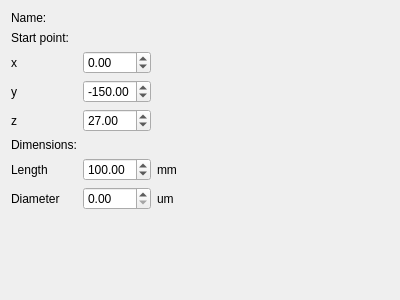
Before: the Qt Designer form ui_nerve_property_widget.ui in TheJRapp/PeriphNeuronStim, drawn with Qt 5.
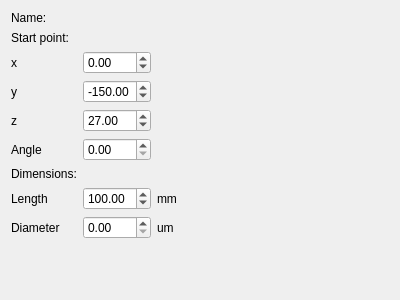
After: the same form once the commit is applied.

Commit message: added angle; added start button for simulation

Patch:
```diff
--- a/ui_nerve_property_widget.ui
+++ b/ui_nerve_property_widget.ui
@@ -14,6 +14,29 @@
    <string>Form</string>
   </property>
   <layout class="QGridLayout" name="gridLayout">
+   <item row="8" column="1">
+    <widget class="QDoubleSpinBox" name="diam_spin_box"/>
+   </item>
+   <item row="9" column="0">
+    <spacer name="verticalSpacer">
+     <property name="orientation">
+      <enum>Qt::Vertical</enum>
+     </property>
+     <property name="sizeHint" stdset="0">
+      <size>
+       <width>20</width>
+       <height>40</height>
+      </size>
+     </property>
+    </spacer>
+   </item>
+   <item row="8" column="2">
+    <widget class="QLabel" name="label_10">
+     <property name="text">
+      <string>um</string>
+     </property>
+    </widget>
+   </item>
    <item row="4" column="0">
     <widget class="QLabel" name="label_3">
      <property name="text">
@@ -21,10 +44,27 @@
      </property>
     </widget>
    </item>
-   <item row="5" column="0">
-    <widget class="QLabel" name="label_5">
+   <item row="2" column="1">
+    <widget class="QDoubleSpinBox" name="x_spin_box">
+     <property name="minimum">
+      <double>-500.000000000000000</double>
+     </property>
+     <property name="maximum">
+      <double>500.000000000000000</double>
+     </property>
+    </widget>
+   </item>
+   <item row="2" column="0">
+    <widget class="QLabel" name="label">
      <property name="text">
-      <string>Dimensions:</string>
+      <string>x</string>
+     </property>
+    </widget>
+   </item>
+   <item row="3" column="0">
+    <widget class="QLabel" name="label_2">
+     <property name="text">
+      <string>y</string>
      </property>
     </widget>
    </item>
@@ -38,20 +78,31 @@
      </property>
     </widget>
    </item>
-   <item row="7" column="0">
+   <item row="7" column="2">
+    <widget class="QLabel" name="label_9">
+     <property name="text">
+      <string>mm</string>
+     </property>
+    </widget>
+   </item>
+   <item row="8" column="0">
     <widget class="QLabel" name="label_7">
      <property name="text">
       <string>Diameter</string>
      </property>
     </widget>
    </item>
-   <item row="2" column="1">
-    <widget class="QDoubleSpinBox" name="x_spin_box">
-     <property name="minimum">
-      <double>-500.000000000000000</double>
+   <item row="6" column="0">
+    <widget class="QLabel" name="label_5">
+     <property name="text">
+      <string>Dimensions:</string>
      </property>
-     <property name="maximum">
-      <double>500.000000000000000</double>
+    </widget>
+   </item>
+   <item row="0" column="1">
+    <widget class="QLabel" name="name_label">
+     <property name="text">
+      <string/>
      </property>
     </widget>
    </item>
@@ -68,10 +119,20 @@
      </property>
     </widget>
    </item>
-   <item row="0" column="0">
-    <widget class="QLabel" name="label_8">
+   <item row="7" column="0">
+    <widget class="QLabel" name="label_6">
      <property name="text">
-      <string>Name:</string>
+      <string>Length</string>
+     </property>
+    </widget>
+   </item>
+   <item row="7" column="1">
+    <widget class="QDoubleSpinBox" name="length_spin_box">
+     <property name="maximum">
+      <double>500.000000000000000</double>
+     </property>
+     <property name="value">
+      <double>100.000000000000000</double>
      </property>
     </widget>
    </item>
@@ -82,30 +143,6 @@
      </property>
     </widget>
    </item>
-   <item row="0" column="1">
-    <widget class="QLabel" name="name_label">
-     <property name="text">
-      <string/>
-     </property>
-    </widget>
-   </item>
-   <item row="2" column="0">
-    <widget class="QLabel" name="label">
-     <property name="text">
-      <string>x</string>
-     </property>
-    </widget>
-   </item>
-   <item row="6" column="1">
-    <widget class="QDoubleSpinBox" name="length_spin_box">
-     <property name="maximum">
-      <double>500.000000000000000</double>
-     </property>
-     <property name="value">
-      <double>100.000000000000000</double>
-     </property>
-    </widget>
-   </item>
    <item row="4" column="3">
     <spacer name="horizontalSpacer">
      <property name="orientation">
@@ -119,49 +156,22 @@
      </property>
     </spacer>
    </item>
-   <item row="6" column="0">
-    <widget class="QLabel" name="label_6">
+   <item row="0" column="0">
+    <widget class="QLabel" name="label_8">
      <property name="text">
-      <string>Length</string>
+      <string>Name:</string>
      </property>
     </widget>
    </item>
-   <item row="8" column="0">
-    <spacer name="verticalSpacer">
-     <property name="orientation">
-      <enum>Qt::Vertical</enum>
-     </property>
-     <property name="sizeHint" stdset="0">
-      <size>
-       <width>20</width>
-       <height>40</height>
-      </size>
-     </property>
-    </spacer>
-   </item>
-   <item row="7" column="1">
-    <widget class="QDoubleSpinBox" name="diam_spin_box"/>
-   </item>
-   <item row="3" column="0">
-    <widget class="QLabel" name="label_2">
+   <item row="5" column="0">
+    <widget class="QLabel" name="label_11">
      <property name="text">
-      <string>y</string>
+      <string>Angle</string>
      </property>
     </widget>
    </item>
-   <item row="6" column="2">
-    <widget class="QLabel" name="label_9">
-     <property name="text">
-      <string>mm</string>
-     </property>
-    </widget>
-   </item>
-   <item row="7" column="2">
-    <widget class="QLabel" name="label_10">
-     <property name="text">
-      <string>um</string>
-     </property>
-    </widget>
+   <item row="5" column="1">
+    <widget class="QDoubleSpinBox" name="angle_spin_box"/>
    </item>
   </layout>
  </widget>
```
The commit also changes 4 other files.
